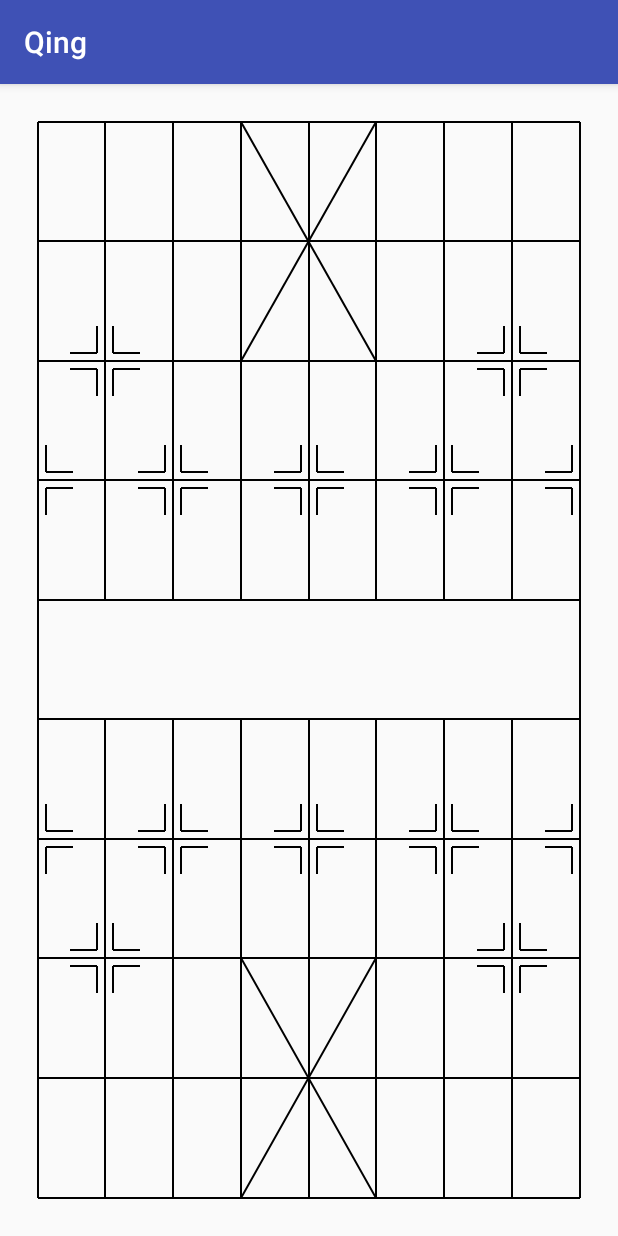
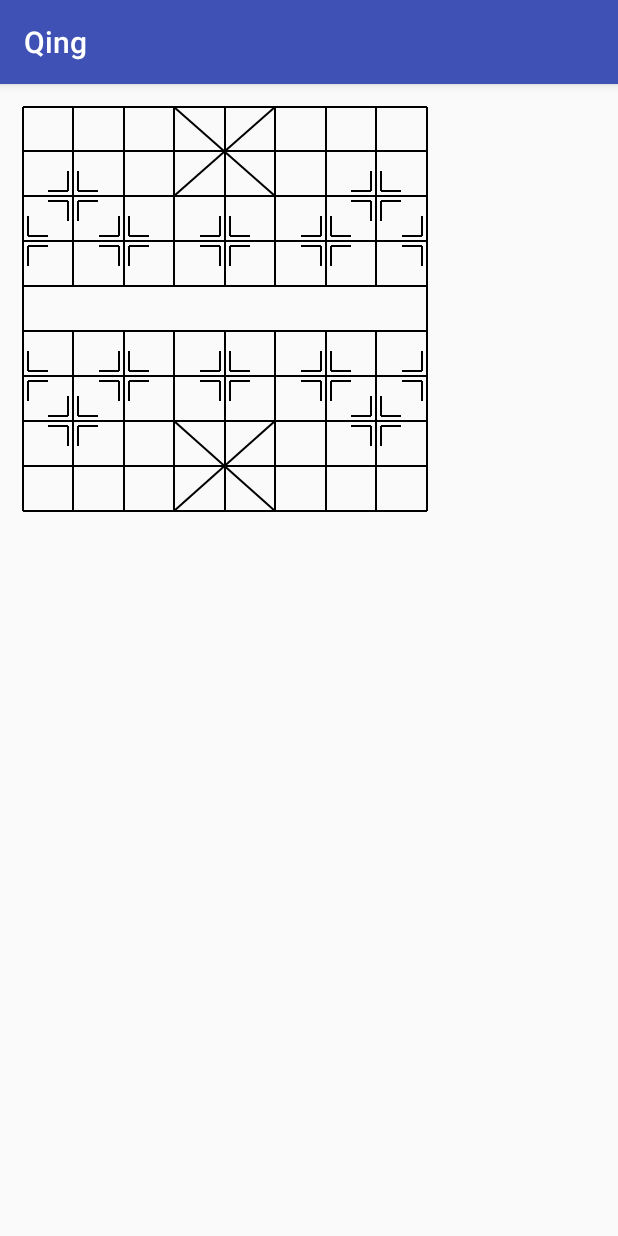
Before and after one commit to wei2006004/Qing, an Android app: the screen it shows after launch (MainActivity), on a phone screen of 412 x 824 dp. Run offline under Robolectric (Android 15) with nearby library versions, the phone set to English and light mode, and no system bars.

Commit message:
* 棋盘布局

```diff
--- a/app/src/main/AndroidManifest.xml
+++ b/app/src/main/AndroidManifest.xml
@@ -3,6 +3,7 @@
     package="com.vinson.qing">
 
     <application
+        android:name=".QingApplication"
         android:allowBackup="true"
         android:icon="@mipmap/ic_launcher"
         android:label="@string/app_name"
--- /dev/null
+++ b/app/src/main/java/com/vinson/qing/QingApplication.java
@@ -0,0 +1,28 @@
+package com.vinson.qing;
+
+import android.app.Application;
+import android.content.Context;
+
+/**
+ * Created by Vinson on 2017/4/11.
+ * e-mail: wei2006004@foxmail.com
+ */
+
+public class QingApplication extends Application {
+
+    @Override
+    public void onCreate() {
+        super.onCreate();
+        setContext(this);
+    }
+
+    private static Context sContext;
+
+    public static Context getContext() {
+        return sContext;
+    }
+
+    private static void setContext(Context context) {
+        sContext = context;
+    }
+}
--- /dev/null
+++ b/app/src/main/java/com/vinson/qing/utils/DimenUtils.java
@@ -0,0 +1,27 @@
+package com.vinson.qing.utils;
+
+import android.content.Context;
+
+import com.vinson.qing.QingApplication;
+
+/**
+ * Created by Vinson on 2017/4/11.
+ * e-mail: wei2006004@foxmail.com
+ */
+
+public class DimenUtils {
+
+    public static int dp2px(float dpValue) {
+        final float scale = getContext().getResources().getDisplayMetrics().density;
+        return (int) (dpValue * scale + 0.5f);
+    }
+
+    public static int px2dp(float pxValue) {
+        final float scale = getContext().getResources().getDisplayMetrics().density;
+        return (int) (pxValue / scale + 0.5f);
+    }
+
+    private static Context getContext() {
+        return QingApplication.getContext();
+    }
+}
--- a/app/src/main/java/com/vinson/qing/widget/CheckerBoard.java
+++ b/app/src/main/java/com/vinson/qing/widget/CheckerBoard.java
@@ -5,22 +5,28 @@ import android.graphics.Canvas;
 import android.graphics.Color;
 import android.graphics.Paint;
 import android.util.AttributeSet;
-import android.view.View;
+import android.view.ViewGroup;
+
+import com.vinson.qing.utils.DimenUtils;
 
 /**
  * Created by Vinson on 2017/4/11.
  * e-mail: wei2006004@foxmail.com
  */
 
-public class CheckerBoard extends View {
-    private final static int BROAD_PADDING = 30;
-    private final static int ANNOTATION_PADDING = 8;
+public class CheckerBoard extends ViewGroup {
+    private final static int BROAD_PADDING = 10;
+    private final static int ANNOTATION_PADDING = 3;
 
     private final static int BROAD_X_MAX_INDEX = 8;
     private final static int BROAD_Y_MAX_INDEX = 9;
 
+    private final static int MIN_WIDTH = 300;
+    private final static int MIN_HEIGHT = 300;
+
     private int boardWidth;
     private int boardHeight;
+    private int annotationPadding;
 
     private int startx;
     private int starty;
@@ -38,6 +44,12 @@ public class CheckerBoard extends View {
     public CheckerBoard(Context context, AttributeSet attrs, int defStyleAttr) {
         super(context, attrs, defStyleAttr);
         initPaint();
+        setWillNotDraw(false);
+    }
+
+    @Override
+    protected void onLayout(boolean changed, int l, int t, int r, int b) {
+
     }
 
     private void initPaint() {
@@ -47,23 +59,43 @@ public class CheckerBoard extends View {
     }
 
     @Override
-    protected void onDraw(Canvas canvas) {
+    protected void onMeasure(int widthMeasureSpec, int heightMeasureSpec) {
+        int widthMode = MeasureSpec.getMode(widthMeasureSpec);
+        int heightMode = MeasureSpec.getMode(heightMeasureSpec);
+        int sizeWidth = MeasureSpec.getSize(widthMeasureSpec);
+        int sizeHeight = MeasureSpec.getSize(heightMeasureSpec);
+
+        if (widthMode == MeasureSpec.AT_MOST) {
+            sizeWidth = DimenUtils.dp2px(MIN_WIDTH);
+        }
+        if (heightMode == MeasureSpec.AT_MOST) {
+            sizeHeight = DimenUtils.dp2px(MIN_HEIGHT);
+        }
+        setMeasuredDimension(sizeWidth, sizeHeight);
+    }
+
+    @Override
+    public void onDraw(Canvas canvas) {
         super.onDraw(canvas);
+        initBoardParam();
+        drawBoard(canvas);
+    }
 
+    private void initBoardParam() {
         int width = getWidth();
         int height = getHeight();
 
-        int top = getPaddingTop() + BROAD_PADDING;
-        int left = getPaddingLeft() + BROAD_PADDING;
-        int right = getPaddingRight() + BROAD_PADDING;
-        int bottom = getPaddingBottom() + BROAD_PADDING;
+        int padding = DimenUtils.dp2px(BROAD_PADDING);
+        int top = getPaddingTop() + padding;
+        int left = getPaddingLeft() + padding;
+        int right = getPaddingRight() + padding;
+        int bottom = getPaddingBottom() + padding;
 
         startx = left;
         starty = top;
         boardWidth = width - right - startx;
         boardHeight = height - bottom - starty;
-
-        drawBoard(canvas);
+        annotationPadding = DimenUtils.dp2px(ANNOTATION_PADDING);
     }
 
     private void drawBoard(Canvas canvas) {
@@ -90,7 +122,7 @@ public class CheckerBoard extends View {
         int centerx = getBoardXByIndex(x) + startx;
         int centery = getBoardYByIndex(y) + starty;
         int length = (int) (boardWidth / 8.0 * 0.4);
-        int padding = ANNOTATION_PADDING;
+        int padding = annotationPadding;
 
         if (x == 0) {
             drawYLine(canvas, padding, -padding, -padding - length, centerx, centery);
--- a/app/src/main/res/layout/activity_main.xml
+++ b/app/src/main/res/layout/activity_main.xml
@@ -8,6 +8,7 @@
 
     <com.vinson.qing.widget.CheckerBoard
         android:padding="5dp"
-        android:layout_width="match_parent"
-        android:layout_height="match_parent" />
+        android:layout_width="wrap_content"
+        android:layout_height="wrap_content" />
+
 </RelativeLayout>
```
